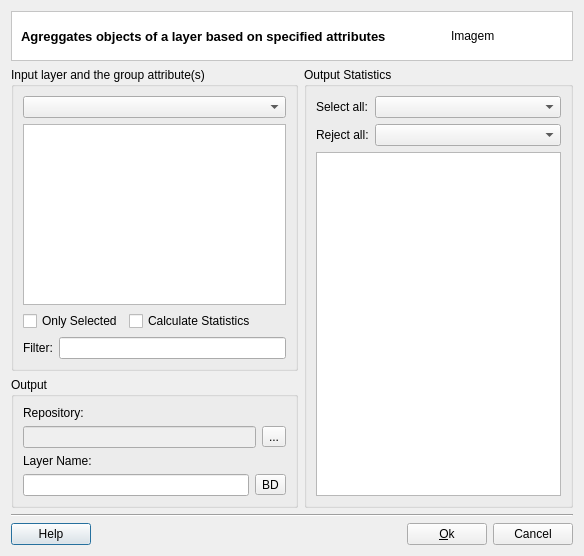
claudiobogossian/terralib5, file src/terralib/vp/qt/ui/AggregationDialogForm.ui: the form before one commit.
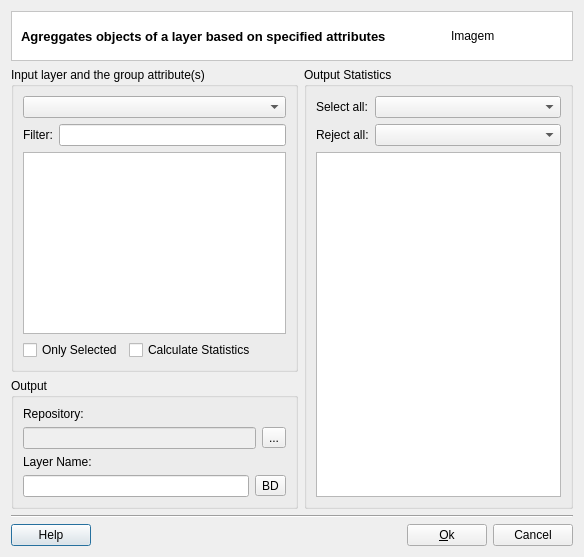
The form after the commit. Custom widgets are drawn as their Qt base class.

Patch:
```diff
--- a/src/terralib/vp/qt/ui/AggregationDialogForm.ui
+++ b/src/terralib/vp/qt/ui/AggregationDialogForm.ui
@@ -7,7 +7,7 @@
     <x>0</x>
     <y>0</y>
     <width>584</width>
-    <height>556</height>
+    <height>557</height>
    </rect>
   </property>
   <property name="windowTitle">
@@ -82,33 +82,33 @@
            <property name="title">
             <string>Input layer and the group attribute(s)</string>
            </property>
-           <layout class="QGridLayout" name="gridLayout_12">
-            <item row="2" column="0">
-             <layout class="QGridLayout" name="gridLayout_4">
-              <item row="0" column="0">
-               <widget class="QLabel" name="label_6">
-                <property name="text">
-                 <string>Filter:</string>
-                </property>
-               </widget>
-              </item>
-              <item row="0" column="1">
-               <widget class="QLineEdit" name="m_filterLineEdit"/>
-              </item>
-             </layout>
-            </item>
+           <layout class="QGridLayout" name="gridLayout_4">
             <item row="0" column="0">
-             <layout class="QGridLayout" name="gridLayout_5">
-              <item row="0" column="0">
-               <widget class="QComboBox" name="m_layersComboBox"/>
-              </item>
+             <layout class="QGridLayout" name="gridLayout_12">
               <item row="1" column="0">
+               <widget class="QComboBox" name="m_layersComboBox"/>
+              </item>
+              <item row="3" column="0">
                <widget class="QListWidget" name="m_propertieslistWidget">
                 <property name="selectionMode">
                  <enum>QAbstractItemView::MultiSelection</enum>
                 </property>
                </widget>
               </item>
+              <item row="2" column="0">
+               <layout class="QGridLayout" name="gridLayout_5">
+                <item row="0" column="0">
+                 <widget class="QLabel" name="label_6">
+                  <property name="text">
+                   <string>Filter:</string>
+                  </property>
+                 </widget>
+                </item>
+                <item row="0" column="1">
+                 <widget class="QLineEdit" name="m_filterLineEdit"/>
+                </item>
+               </layout>
+              </item>
              </layout>
             </item>
             <item row="1" column="0">
```
